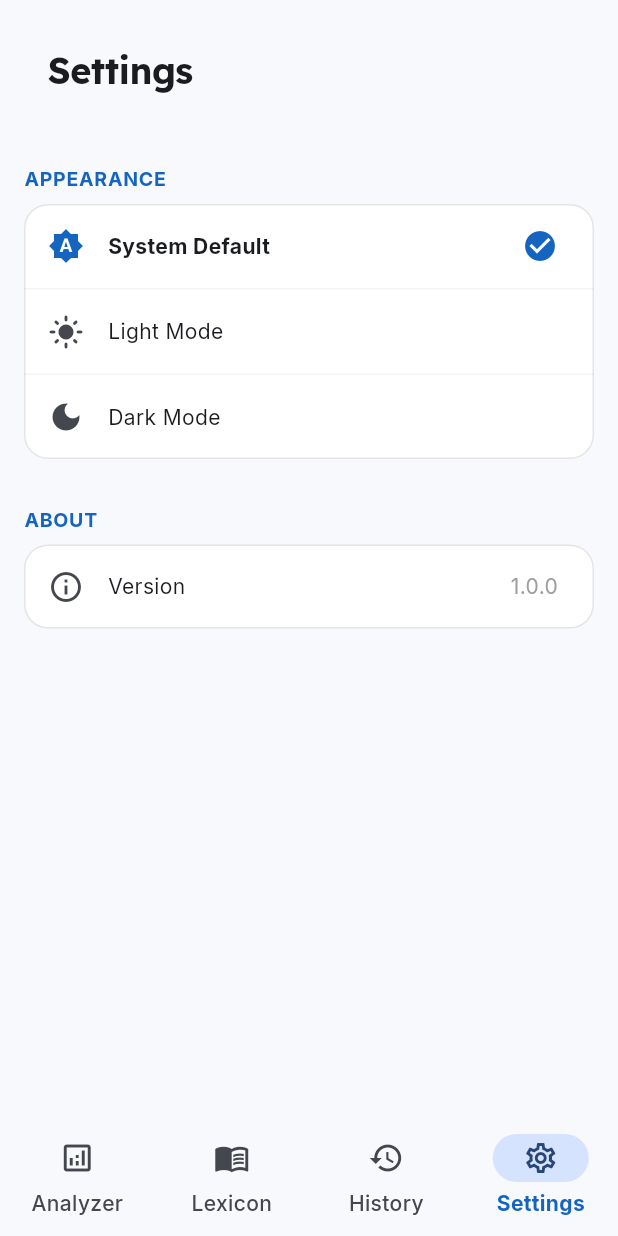
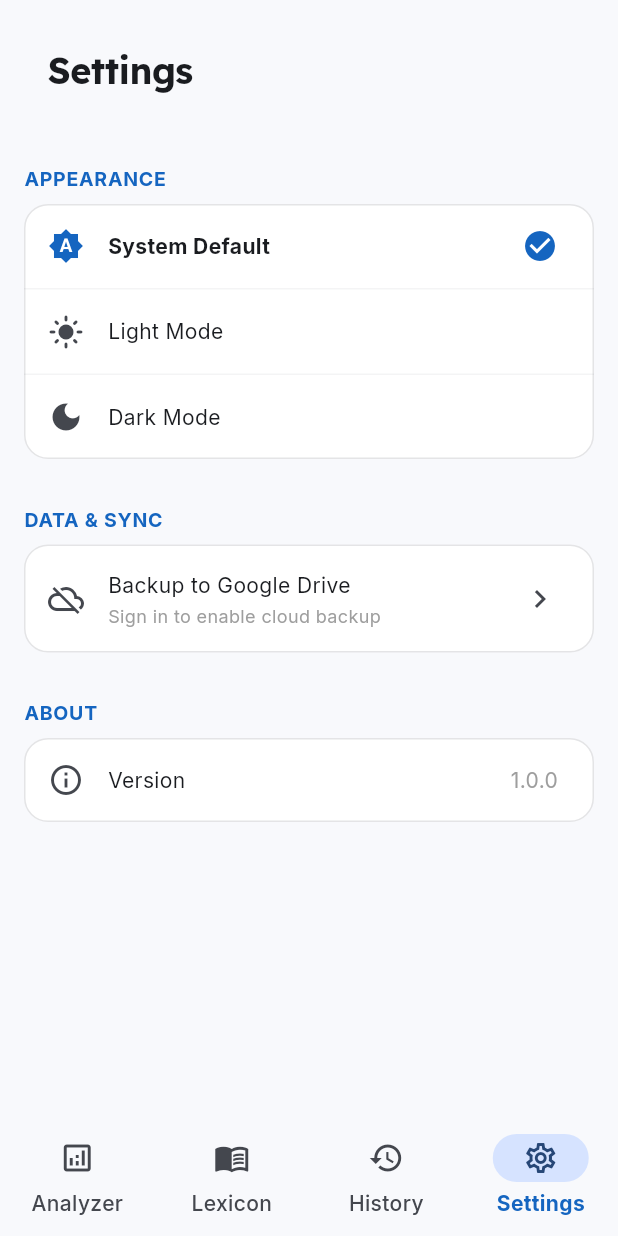
Before and after one commit to abdullahbokl/word-flow, a Flutter app: the screen it shows after launch, swiped to page 4, on a phone screen of 412 x 824 dp. Run offline on Flutter 3.47's test engine with Material 3 defaults, Android fonts, the phone set to English and light mode, and no system bars; our stand-ins replace drift, equatable, file_picker, flutter_animate, flutter_bloc, fpdart and 9 more; missing offline and left inert: dart:ffi, googleapis, sqlite3; accounts and stored records are empty; generated files the repository leaves out were written again.

Commit message:
feat: implement Google Drive backup and restore functionality with BackupBloc and repository

```diff
--- a/lib/app/app.dart
+++ b/lib/app/app.dart
@@ -7,6 +7,7 @@ import 'package:lexitrack/core/theme/app_theme.dart';
 import 'package:lexitrack/core/theme/theme_cubit.dart';
 import 'package:lexitrack/features/history/presentation/blocs/history/history_bloc.dart';
 import 'package:lexitrack/features/lexicon/presentation/blocs/lexicon/lexicon_bloc.dart';
+import 'package:lexitrack/features/settings/presentation/blocs/backup/backup_bloc.dart';
 import 'package:lexitrack/features/text_analyzer/presentation/blocs/analyzer/analyzer_bloc.dart';
 
 class LexiTrackApp extends StatelessWidget {
@@ -23,6 +24,9 @@ class LexiTrackApp extends StatelessWidget {
         BlocProvider(create: (_) => sl<AnalyzerBloc>()),
         BlocProvider(
           create: (_) => sl<HistoryBloc>()..add(const LoadHistory()),
+        ),
+        BlocProvider(
+          create: (_) => sl<BackupBloc>()..add(CheckBackupStatus()),
         ),
       ],
       child: BlocBuilder<ThemeCubit, ThemeMode>(
--- a/lib/core/utils/text_processor.dart
+++ b/lib/core/utils/text_processor.dart
@@ -64,14 +64,12 @@ class TextProcessor {
     required int newWordsCount,
     required List<Map<String, Object?>> words,
   }) {
-    var knownTokens = 0;
     var knownUnique = 0;
     final sortedWords = List<Map<String, Object?>>.from(words);
 
     for (final word in sortedWords) {
       final isKnown = word['isKnown'] as bool;
       if (isKnown) {
-        knownTokens += word['localFrequency'] as int;
         knownUnique++;
       }
     }
--- a/lib/features/lexicon/data/repositories/lexicon_repository_impl.dart
+++ b/lib/features/lexicon/data/repositories/lexicon_repository_impl.dart
@@ -30,7 +30,7 @@ class LexiconRepositoryImpl implements LexiconRepository {
               query: query,
               limit: limit,
               offset: offset);
-          return await compute((r) => r.toEntities(), rows);
+          return compute((r) => r.toEntities(), rows);
         },
         (error, stack) => DatabaseFailure('$error', stack),
       );
--- a/lib/features/lexicon/presentation/blocs/lexicon/lexicon_bloc.dart
+++ b/lib/features/lexicon/presentation/blocs/lexicon/lexicon_bloc.dart
@@ -1,10 +1,10 @@
 import 'dart:async';
 
 import 'package:flutter_bloc/flutter_bloc.dart';
-
 import 'package:lexitrack/core/common/state/bloc_status.dart';
 import 'package:lexitrack/core/domain/entities/word_entity.dart';
 import 'package:lexitrack/core/usecase/usecase.dart';
+import 'package:lexitrack/features/lexicon/data/datasources/lexicon_cache.dart';
 import 'package:lexitrack/features/lexicon/domain/commands/word_commands.dart';
 import 'package:lexitrack/features/lexicon/domain/entities/word_filter.dart';
 import 'package:lexitrack/features/lexicon/domain/entities/word_sort.dart';
@@ -14,7 +14,6 @@ import 'package:lexitrack/features/lexicon/domain/usecases/get_words.dart';
 import 'package:lexitrack/features/lexicon/domain/usecases/toggle_word_status.dart';
 import 'package:lexitrack/features/lexicon/domain/usecases/update_word.dart';
 import 'package:lexitrack/features/lexicon/domain/usecases/watch_lexicon_stats.dart';
-import 'package:lexitrack/features/lexicon/data/datasources/lexicon_cache.dart';
 import 'package:lexitrack/features/lexicon/presentation/blocs/lexicon/lexicon_event.dart';
 import 'package:lexitrack/features/lexicon/presentation/blocs/lexicon/lexicon_state.dart';
 
--- /dev/null
+++ b/lib/features/settings/presentation/blocs/backup/backup_bloc.dart
@@ -0,0 +1,128 @@
+import 'package:equatable/equatable.dart';
+import 'package:flutter_bloc/flutter_bloc.dart';
+import 'package:lexitrack/core/backup/backup_repository.dart';
+
+// Events
+abstract class BackupEvent extends Equatable {
+  const BackupEvent();
+  @override
+  List<Object?> get props => [];
+}
+
+class CheckBackupStatus extends BackupEvent {}
+class PerformBackup extends BackupEvent {}
+class PerformRestore extends BackupEvent {}
+class SignOutBackup extends BackupEvent {}
+
+// States
+enum BackupStatus { idle, loading, success, failure }
+
+class BackupState extends Equatable {
+
+  const BackupState({
+    this.status = BackupStatus.idle,
+    this.isAuthenticated = false,
+    this.userEmail,
+    this.message,
+  });
+  final BackupStatus status;
+  final bool isAuthenticated;
+  final String? userEmail;
+  final String? message;
+
+  BackupState copyWith({
+    BackupStatus? status,
+    bool? isAuthenticated,
+    String? userEmail,
+    String? message,
+  }) {
+    return BackupState(
+      status: status ?? this.status,
+      isAuthenticated: isAuthenticated ?? this.isAuthenticated,
+      userEmail: userEmail ?? this.userEmail,
+      message: message ?? this.message,
+    );
+  }
+
+  @override
+  List<Object?> get props => [status, isAuthenticated, userEmail, message];
+}
+
+// Bloc
+class BackupBloc extends Bloc<BackupEvent, BackupState> {
+
+  BackupBloc(this._repository) : super(const BackupState()) {
+    on<CheckBackupStatus>(_onCheckStatus);
+    on<PerformBackup>(_onBackup);
+    on<PerformRestore>(_onRestore);
+    on<SignOutBackup>(_onSignOut);
+  }
+  final BackupRepository _repository;
+
+  Future<void> _onCheckStatus(CheckBackupStatus event, Emitter<BackupState> emit) async {
+    try {
+      final isAuth = await _repository.isAuthenticated();
+      final email = isAuth ? await _repository.getConnectedEmail() : null;
+      emit(state.copyWith(isAuthenticated: isAuth, userEmail: email));
+    } catch (e) {
+      // If native plugin is not registered, we just stay in signed-out state
+      emit(state.copyWith(isAuthenticated: false));
+    }
+  }
+
+  Future<void> _onBackup(PerformBackup event, Emitter<BackupState> emit) async {
+    emit(state.copyWith(status: BackupStatus.loading));
+    try {
+      final success = await _repository.backup();
+
+      if (success) {
+        final email = await _repository.getConnectedEmail();
+        emit(state.copyWith(
+          status: BackupStatus.success,
+          isAuthenticated: true,
+          userEmail: email,
+          message: 'Backup completed successfully!',
+        ));
+      } else {
+        emit(state.copyWith(
+          status: BackupStatus.failure,
+          message: 'Backup failed. Please try again.',
+        ));
+      }
+    } catch (e) {
+      emit(state.copyWith(
+        status: BackupStatus.failure,
+        message: 'Google Sign In Error: Please ensure you have configured OAuth and restarted the app.',
+      ));
+    }
+  }
+
+  Future<void> _onRestore(PerformRestore event, Emitter<BackupState> emit) async {
+    emit(state.copyWith(status: BackupStatus.loading));
+    try {
+      final success = await _repository.restore();
+
+      if (success) {
+        emit(state.copyWith(
+          status: BackupStatus.success,
+          message: 'Restore completed! Please restart the app to see changes.',
+        ));
+      } else {
+        emit(state.copyWith(
+          status: BackupStatus.failure,
+          message: 'Restore failed. No backup found or connection error.',
+        ));
+      }
+    } catch (e) {
+      emit(state.copyWith(
+        status: BackupStatus.failure,
+        message: 'Restore error: Native plugin failed to initialize.',
+      ));
+    }
+  }
+
+  Future<void> _onSignOut(SignOutBackup event, Emitter<BackupState> emit) async {
+    await _repository.signOut();
+    emit(const BackupState());
+  }
+}
--- a/lib/features/settings/presentation/pages/settings_page.dart
+++ b/lib/features/settings/presentation/pages/settings_page.dart
@@ -1,23 +1,31 @@
 import 'package:flutter/material.dart';
 import 'package:flutter_bloc/flutter_bloc.dart';
-
 import 'package:lexitrack/core/constants/app_dimensions.dart';
 import 'package:lexitrack/core/theme/theme_cubit.dart';
 import 'package:lexitrack/core/widgets/app_text.dart';
 import 'package:lexitrack/core/widgets/page_header.dart';
+import 'package:lexitrack/features/settings/presentation/blocs/backup/backup_bloc.dart';
 
 class SettingsPage extends StatelessWidget {
   const SettingsPage({super.key});
 
   @override
   Widget build(BuildContext context) {
-    return const Scaffold(
+    return Scaffold(
       body: SafeArea(
         child: SingleChildScrollView(
           child: Padding(
             padding:
-                EdgeInsets.symmetric(horizontal: AppDimensions.pagePadding),
-            child: Column(
+                const EdgeInsets.symmetric(horizontal: AppDimensions.pagePadding),
+            child: BlocListener<BackupBloc, BackupState>(
+              listener: (context, state) {
+                if (state.message != null) {
+                  ScaffoldMessenger.of(context).showSnackBar(
+                    SnackBar(content: AppText.body(state.message!)),
+                  );
+                }
+              },
+              child: const Column(
                 crossAxisAlignment: CrossAxisAlignment.start,
                 children: [
                   PageHeader(title: 'Settings'),
@@ -26,6 +34,13 @@ class SettingsPage extends StatelessWidget {
                     title: 'Appearance',
                     children: [
                       _ThemeSelector(),
+                    ],
+                  ),
+                  SizedBox(height: 32),
+                  _Section(
+                    title: 'Data & Sync',
+                    children: [
+                      _BackupSettings(),
                     ],
                   ),
                   SizedBox(height: 32),
@@ -40,6 +55,7 @@ class SettingsPage extends StatelessWidget {
                     ],
                   ),
                 ],
+              ),
             ),
           ),
         ),
@@ -147,3 +163,99 @@ class _ThemeOption extends StatelessWidget {
     );
   }
 }
+
+class _BackupSettings extends StatelessWidget {
+  const _BackupSettings();
+
+  @override
+  Widget build(BuildContext context) {
+    return BlocBuilder<BackupBloc, BackupState>(
+      builder: (context, state) {
+        if (!state.isAuthenticated) {
+          return ListTile(
+            leading: const Icon(Icons.cloud_off),
+            title: const AppText.body('Backup to Google Drive'),
+            subtitle: const AppText.body(
+              'Sign in to enable cloud backup',
+              color: Colors.grey,
+              fontSize: 12,
+            ),
+            trailing: const Icon(Icons.chevron_right),
+            onTap: () => context.read<BackupBloc>().add(PerformBackup()),
+          );
+        }
+
+        return Column(
+          children: [
+            ListTile(
+              leading: const Icon(Icons.cloud_done, color: Colors.green),
+              title: const AppText.body('Google Drive Connected'),
+              subtitle: AppText.body(
+                state.userEmail ?? 'Authenticated',
+                color: Colors.grey,
+                fontSize: 12,
+              ),
+              trailing: TextButton(
+                onPressed: () => context.read<BackupBloc>().add(SignOutBackup()),
+                child: const AppText.body('Sign Out', color: Colors.red),
+              ),
+            ),
+            const Divider(height: 1),
+            ListTile(
+              leading: const Icon(Icons.backup),
+              title: const AppText.body('Backup Now'),
+              subtitle: const AppText.body(
+                'Upload your local database to Drive',
+                color: Colors.grey,
+                fontSize: 12,
+              ),
+              onTap: state.status == BackupStatus.loading
+                  ? null
+                  : () => context.read<BackupBloc>().add(PerformBackup()),
+            ),
+            const Divider(height: 1),
+            ListTile(
+              leading: const Icon(Icons.restore),
+              title: const AppText.body('Restore from Drive'),
+              subtitle: const AppText.body(
+                'Replace local data with cloud backup',
+                color: Colors.grey,
+                fontSize: 12,
+              ),
+              onTap: state.status == BackupStatus.loading
+                  ? null
+                  : () => _showRestoreDialog(context),
+            ),
+            if (state.status == BackupStatus.loading)
+              const LinearProgressIndicator(),
+          ],
+        );
+      },
+    );
+  }
+
+  void _showRestoreDialog(BuildContext context) {
+    showDialog(
+      context: context,
+      builder: (dialogContext) => AlertDialog(
+        title: const AppText.label('Restore Data?'),
+        content: const AppText.body(
+          'This will overwrite your current local data with the backup from Google Drive. This action cannot be undone.',
+        ),
+        actions: [
+          TextButton(
+            onPressed: () => Navigator.pop(dialogContext),
+            child: const AppText.body('Cancel'),
+          ),
+          TextButton(
+            onPressed: () {
+              Navigator.pop(dialogContext);
+              context.read<BackupBloc>().add(PerformRestore());
+            },
+            child: const AppText.body('Restore', color: Colors.red),
+          ),
+        ],
+      ),
+    );
+  }
+}
--- a/lib/features/text_analyzer/presentation/blocs/analyzer/analyzer_bloc.dart
+++ b/lib/features/text_analyzer/presentation/blocs/analyzer/analyzer_bloc.dart
@@ -38,7 +38,6 @@ class AnalyzerBloc extends Bloc<AnalyzerEvent, AnalyzerState> {
 
     final currentWord = res.words[index];
     final isKnownNow = !currentWord.word.isKnown;
-    final delta = currentWord.localFrequency;
     final updatedWords = List<WordWithLocalFreq>.from(res.words);
     updatedWords[index] = WordWithLocalFreq(
       word: currentWord.word.copyWith(isKnown: isKnownNow),
--- a/lib/features/text_analyzer/presentation/widgets/analysis_summary.dart
+++ b/lib/features/text_analyzer/presentation/widgets/analysis_summary.dart
@@ -3,7 +3,6 @@ import 'package:flutter/material.dart';
 import 'package:lexitrack/core/common/models/word_with_local_freq.dart';
 
 import 'package:lexitrack/core/constants/app_strings.dart';
-import 'package:lexitrack/core/widgets/app_button.dart';
 import 'package:lexitrack/core/widgets/app_text.dart';
 import 'package:lexitrack/core/widgets/stat_card.dart';
 import 'package:lexitrack/core/widgets/word_list_section.dart';
```
Also changed, not shown: lib/app/di/injection.dart (+8 -2 lines), lib/core/backup/backup_repository.dart (added, +130 -0 lines), lib/core/backup/google_auth_client.dart (added, +21 -0 lines), lib/core/database/app_database.dart (+11 -0 lines), lib/main.dart (+9 -5 lines), pubspec.yaml (+7 -2 lines), pubspec.lock, 9 other files. Lines whose indentation alone changed are shown as unchanged.
